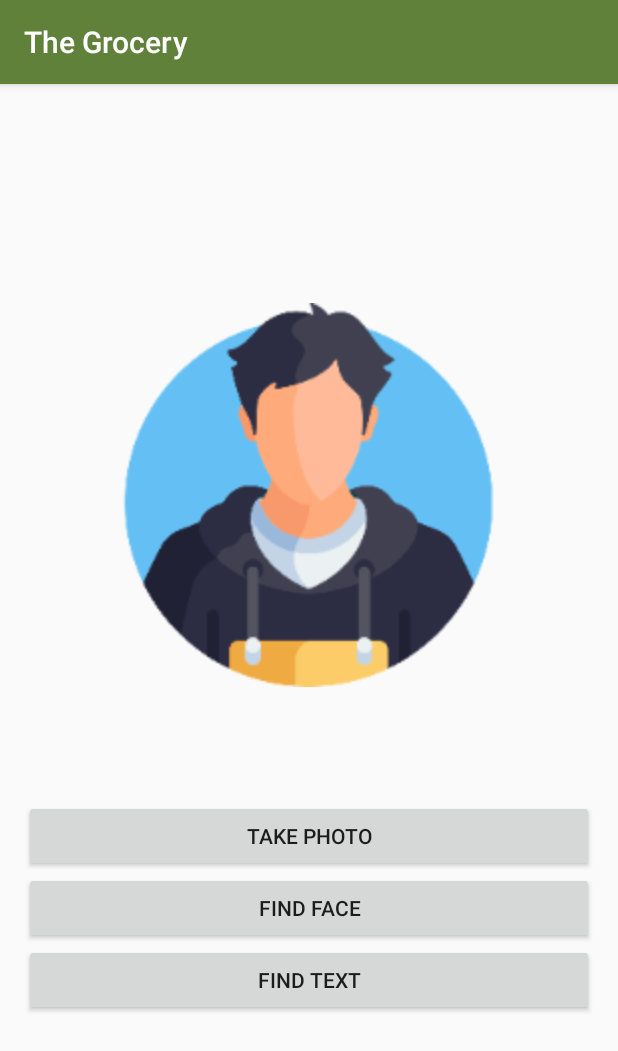
After one commit to flexath/The-Grocery-App-Lecture-PADC, an Android app: the MLKitDetectionActivity screen opened directly, with no data from a screen before it, on a phone screen of 412 x 824 dp. The commit adds this screen. Shown: the top 1051 px of the screen. Run offline under Robolectric (Android 15) with nearby library versions, the phone set to English and light mode, and no system bars; our stand-ins replace RxJava; libraries missing offline, so code that uses them is left out: com.google.mlkit.vision.

Commit message:
Firebase MLKit finished.

```diff
--- a/app/build.gradle
+++ b/app/build.gradle
@@ -61,10 +61,16 @@ dependencies {
     implementation 'com.google.firebase:firebase-inappmessaging-display-ktx'
     implementation 'com.google.firebase:firebase-messaging-ktx'
 
+    implementation 'com.google.mlkit:face-detection:16.0.2'
+    implementation 'com.google.android.gms:play-services-mlkit-text-recognition:16.1.1'
+
     // Lifecycle
     implementation "androidx.lifecycle:lifecycle-extensions:2.2.0"
 
     // Glide
     implementation 'com.github.bumptech.glide:glide:4.14.2'
     annotationProcessor 'com.github.bumptech.glide:compiler:4.14.2'
+
+    implementation "io.reactivex.rxjava2:rxandroid:2.1.1"
+    implementation "io.reactivex.rxjava2:rxjava:2.2.10"
 }
--- /dev/null
+++ b/app/src/main/java/com/flexath/grocery/activities/MLKitDetectionActivity.kt
@@ -0,0 +1,155 @@
+package com.flexath.grocery.activities
+
+import android.app.Activity
+import android.content.Context
+import android.content.Intent
+import android.graphics.Bitmap
+import android.graphics.Canvas
+import android.graphics.Color
+import android.graphics.Paint
+import android.os.Bundle
+import com.flexath.grocery.R
+import com.flexath.grocery.databinding.ActivityMlkitDetectionBinding
+import com.flexath.grocery.utils.loadBitMapFromUri
+import com.flexath.grocery.utils.scaleToRatio
+import com.google.mlkit.vision.common.InputImage
+import com.google.mlkit.vision.face.Face
+import com.google.mlkit.vision.face.FaceDetection
+import com.google.mlkit.vision.text.TextRecognition
+import io.reactivex.Observable
+import io.reactivex.android.schedulers.AndroidSchedulers
+import io.reactivex.schedulers.Schedulers
+import java.lang.StringBuilder
+
+class MLKitDetectionActivity : BaseActivity() {
+
+    private lateinit var binding: ActivityMlkitDetectionBinding
+    private var mChosenImageBitmap: Bitmap? = null
+
+    companion object {
+        fun newIntent(context: Context): Intent {
+            return Intent(context, MLKitDetectionActivity::class.java)
+        }
+    }
+
+    private val paintForTextBlock = Paint().apply {
+        color = Color.GREEN
+        style = Paint.Style.STROKE
+        strokeWidth = 2.0f
+    }
+
+    private val paintForFaces = Paint().apply {
+        color = Color.RED
+        style = Paint.Style.STROKE
+        strokeWidth = 9.0f
+    }
+
+    override fun onCreate(savedInstanceState: Bundle?) {
+        super.onCreate(savedInstanceState)
+        binding = ActivityMlkitDetectionBinding.inflate(layoutInflater)
+        setContentView(binding.root)
+
+        setUpListeners()
+    }
+
+    private fun setUpListeners() {
+        binding.btnTakePhoto.setOnClickListener {
+            selectImageFromGallery()
+        }
+
+        binding.btnFindFace.setOnClickListener {
+            detectFaceAndDrawRectangle()
+        }
+
+        binding.btnFindText.setOnClickListener {
+            detectTextAndUpdateUI()
+        }
+    }
+
+    override fun onActivityResult(requestCode: Int, resultCode: Int, data: Intent?) {
+        super.onActivityResult(requestCode, resultCode, data)
+
+        if (resultCode == Activity.RESULT_OK && requestCode == INTENT_REQUEST_CODE_SELECT_IMAGE_FROM_GALLERY) {
+
+            val imageUri = data?.data
+
+            imageUri?.let { image ->
+                Observable.just(image)
+                    .map {
+                        it.loadBitMapFromUri(applicationContext)
+                    }
+                    .map {
+                        it.scaleToRatio(0.35)
+                    }
+                    .subscribeOn(Schedulers.io())
+                    .observeOn(AndroidSchedulers.mainThread())
+                    .subscribe {
+                        mChosenImageBitmap = it
+                        binding.ivImage.setImageBitmap(mChosenImageBitmap)
+                    }
+            }
+        }
+    }
+
+    private fun detectTextAndUpdateUI() {
+        mChosenImageBitmap?.let {
+            val inputImage = InputImage.fromBitmap(it, 0)
+            val textRecognizer = TextRecognition.getClient()
+
+            textRecognizer.process(inputImage)
+                .addOnSuccessListener { visibleText ->
+
+                    val detectedTexts = StringBuilder("")
+                    visibleText.textBlocks.forEach { block ->
+                        detectedTexts.append("${block.text}\n")
+                    }
+
+                    binding.tvDetectedTexts.text = ""
+                    binding.tvDetectedTexts.text = detectedTexts.toString()
+
+                    visibleText.textBlocks.forEach { block ->
+                        val canvas = Canvas(it)
+                        block.boundingBox?.let { boundingBox ->
+                            canvas.drawRect(boundingBox, paintForTextBlock)
+                        }
+                    }
+                }
+                .addOnFailureListener { error ->
+                    showSnackbar(
+                        error.localizedMessage
+                            ?: getString(R.string.error_message_cannot_detect_text)
+                    )
+                }
+        }
+    }
+
+    private fun detectFaceAndDrawRectangle() {
+        mChosenImageBitmap?.let {
+            val inputImage = InputImage.fromBitmap(it, 0)
+            val detector = FaceDetection.getClient()
+
+            detector.process(inputImage)
+                .addOnSuccessListener { faces ->
+                    drawRectangleOnFace(it, faces)
+                    binding.ivImage.setImageBitmap(mChosenImageBitmap)
+                }
+                .addOnFailureListener { error ->
+                    showSnackbar(
+                        error.localizedMessage
+                            ?: getString(R.string.error_message_cannot_detect_face)
+                    )
+                }
+        }
+    }
+
+    private fun drawRectangleOnFace(bitmap: Bitmap, faces: MutableList<Face>) {
+        faces.firstOrNull()?.boundingBox?.let { boundingBox ->
+            val canvas = Canvas(bitmap)
+            canvas.drawRect(boundingBox, paintForFaces)
+        }
+    }
+
+    override fun showError(error: String) {
+
+    }
+}
--- a/app/src/main/java/com/flexath/grocery/activities/RegisterActivity.kt
+++ b/app/src/main/java/com/flexath/grocery/activities/RegisterActivity.kt
@@ -38,6 +38,10 @@ class RegisterActivity : BaseActivity(), RegisterView {
                 binding.etUserName.text.toString()
             )
         }
+
+        binding.ivLogo.setOnClickListener {
+            startActivity(MLKitDetectionActivity.newIntent(this))
+        }
     }
 
     private fun setUpPresenter() {
--- /dev/null
+++ b/app/src/main/res/layout/activity_mlkit_detection.xml
@@ -0,0 +1,66 @@
+<?xml version="1.0" encoding="utf-8"?>
+<androidx.coordinatorlayout.widget.CoordinatorLayout xmlns:android="http://schemas.android.com/apk/res/android"
+    xmlns:app="http://schemas.android.com/apk/res-auto"
+    xmlns:tools="http://schemas.android.com/tools"
+    android:layout_width="match_parent"
+    android:layout_height="match_parent">
+
+    <FrameLayout
+        android:layout_width="match_parent"
+        android:layout_height="match_parent"
+        app:layout_behavior="com.google.android.material.appbar.AppBarLayout$ScrollingViewBehavior">
+
+        <RelativeLayout
+            android:layout_width="wrap_content"
+            android:layout_height="wrap_content"
+            android:layout_gravity="center"
+            android:padding="@dimen/margin_medium_2"
+            tools:ignore="UselessParent">
+
+            <androidx.appcompat.widget.AppCompatImageView
+                android:id="@+id/ivImage"
+                android:layout_width="@dimen/image_height"
+                android:layout_height="@dimen/image_height"
+                android:layout_centerHorizontal="true"
+                android:layout_marginBottom="@dimen/margin_large"
+                app:srcCompat="@drawable/boy"
+                android:scaleType="fitCenter" />
+
+            <androidx.appcompat.widget.AppCompatTextView
+                android:id="@+id/tvDetectedTexts"
+                android:layout_width="wrap_content"
+                android:layout_height="wrap_content"
+                android:layout_below="@id/ivImage"
+                android:layout_marginTop="@dimen/margin_medium_2"
+                android:textSize="@dimen/text_regular"
+                android:textStyle="bold" />
+
+            <androidx.appcompat.widget.AppCompatButton
+                android:id="@+id/btnTakePhoto"
+                android:layout_width="match_parent"
+                android:layout_height="@dimen/margin_xxlarge"
+                android:layout_below="@id/tvDetectedTexts"
+                android:layout_marginTop="@dimen/margin_medium_2"
+                android:text="@string/label_take_photo" />
+
+            <androidx.appcompat.widget.AppCompatButton
+                android:id="@+id/btnFindFace"
+                android:layout_width="match_parent"
+                android:layout_height="@dimen/margin_xxlarge"
+                android:layout_below="@id/btnTakePhoto"
+                android:text="@string/label_find_face" />
+
+            <androidx.appcompat.widget.AppCompatButton
+                android:id="@+id/btnFindText"
+                android:layout_width="match_parent"
+                android:layout_height="@dimen/margin_xxlarge"
+                android:layout_below="@id/btnFindFace"
+                android:text="@string/label_find_text" />
+
+
+        </RelativeLayout>
+
+
+    </FrameLayout>
+
+</androidx.coordinatorlayout.widget.CoordinatorLayout>
--- a/app/src/main/res/values/dimens.xml
+++ b/app/src/main/res/values/dimens.xml
@@ -1,5 +1,6 @@
 <resources>
     <dimen name="fab_margin">16dp</dimen>
+    <dimen name="image_height">256dp</dimen>
     <!-- Generic with ratio -->
     <dimen name="margin_small">4dp</dimen>
     <dimen name="margin_card_medium">6dp</dimen>
--- a/app/src/main/res/values/strings.xml
+++ b/app/src/main/res/values/strings.xml
@@ -11,4 +11,10 @@
     <string name="hello_second_fragment">Hello second fragment. Arg: %1$s</string>
     <string name="title_activity_login">LoginActivity</string>
     <string name="to_add_new_grocery_lbl">to add new grocery</string>
+
+    <string name="label_take_photo">Take Photo</string>
+    <string name="label_find_face">Find Face</string>
+    <string name="label_find_text">Find Text</string>
+    <string name="error_message_cannot_detect_face">Cannot detect face</string>
+    <string name="error_message_cannot_detect_text">Cannot detect text</string>
 </resources>
```
Also changed, not shown: app/src/main/AndroidManifest.xml (+11 -5 lines), app/src/main/java/com/flexath/grocery/activities/BaseActivity.kt (+69 -1 lines), app/src/main/java/com/flexath/grocery/utils/Extensions.kt (added, +20 -0 lines), app/src/main/res/values/themes.xml (+9 -0 lines), app/src/main/res/drawable-xxxhdpi/boy.png (added).
